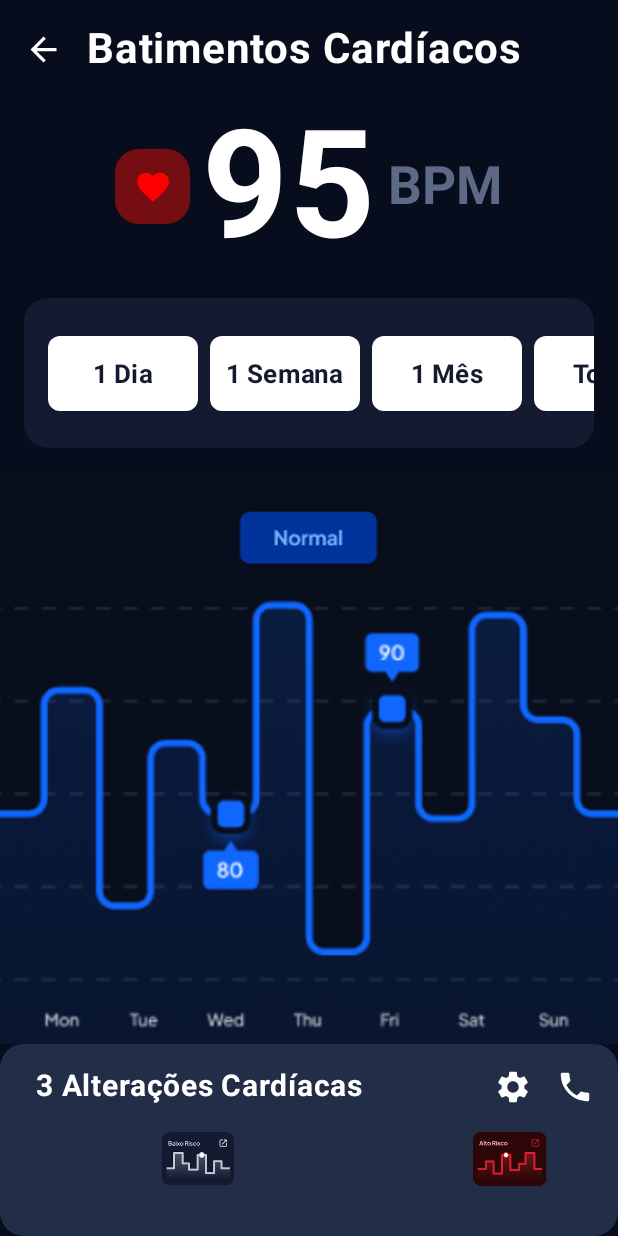
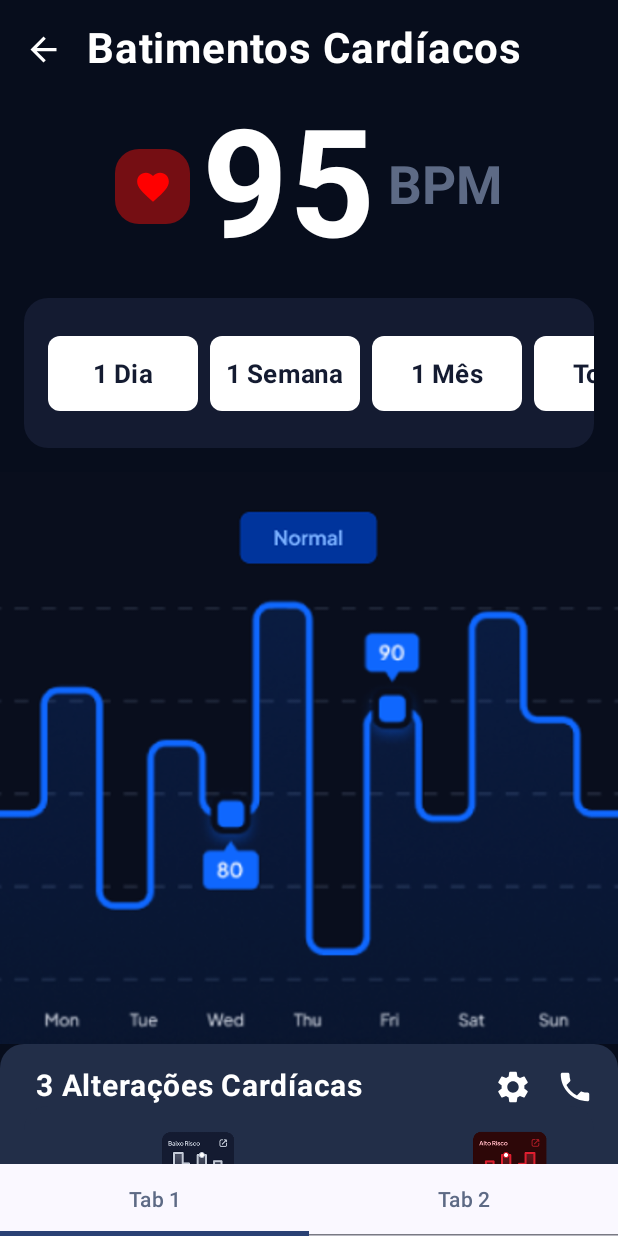
Before and after one commit to Ogabrielelias/Fiap-Fase05-Cap-01, an Android app built with Jetpack Compose: the HeartbeatScreen screen opened through its navigation route, on a phone screen of 412 x 824 dp. Run offline under Robolectric (Android 15) with nearby library versions, the phone set to English and light mode, and no system bars.

Commit message:
feat(tabs)

```diff
--- a/app/src/main/java/br/com/fiap/saudeplena/MainActivity.kt
+++ b/app/src/main/java/br/com/fiap/saudeplena/MainActivity.kt
@@ -4,15 +4,11 @@ import android.os.Bundle
 import androidx.activity.ComponentActivity
 import androidx.activity.compose.setContent
 import androidx.compose.foundation.layout.fillMaxSize
-import androidx.compose.material3.MaterialTheme
 import androidx.compose.material3.Surface
 import androidx.compose.ui.Modifier
 import androidx.compose.ui.graphics.Color
-import androidx.navigation.compose.NavHost
-import androidx.navigation.compose.composable
 import androidx.navigation.compose.rememberNavController
-import br.com.fiap.saudeplena.screens.HeartbeatScreen
-import br.com.fiap.saudeplena.screens.LoginScreen
+import br.com.fiap.saudeplena.screens.TabNavigationScreen
 import br.com.fiap.saudeplena.ui.theme.SaudePlenaTheme
 
 class MainActivity : ComponentActivity() {
@@ -25,13 +21,7 @@ class MainActivity : ComponentActivity() {
                     color = Color(0xFF070D1C)
                 ) {
                     val navController = rememberNavController()
-                    NavHost(
-                        navController = navController,
-                        startDestination = "heartbeat"
-                    ) {
-                        composable(route = "login") { LoginScreen(navController) }
-                        composable(route = "heartbeat") { HeartbeatScreen(navController) }
-                    }
+                    TabNavigationScreen(navController);
                 }
             }
         }
--- a/app/src/main/java/br/com/fiap/saudeplena/screens/HeartbeatScreen.kt
+++ b/app/src/main/java/br/com/fiap/saudeplena/screens/HeartbeatScreen.kt
@@ -1,5 +1,6 @@
 package br.com.fiap.saudeplena.screens
 
+import android.annotation.SuppressLint
 import androidx.compose.foundation.Image
 import androidx.compose.foundation.background
 import androidx.compose.foundation.horizontalScroll
@@ -49,6 +50,7 @@ fun HeartbeatScreen (navController: NavController) {
     HeartbeatBody()
 }
 
+@SuppressLint("SuspiciousIndentation")
 @OptIn(ExperimentalMaterial3Api::class)
 @Composable
 fun HeartbeatBody() {
@@ -147,7 +149,7 @@ fun HeartbeatBody() {
             }
             Row(
                 modifier = Modifier
-                .fillMaxSize(),
+                    .fillMaxWidth(),
                 verticalAlignment = Alignment.CenterVertically,
                 horizontalArrangement = Arrangement.Center,
             ){
@@ -229,6 +231,7 @@ fun HeartbeatBody() {
         }
     }
 
+
 @Composable
 fun FlexColumnLayout(content: @Composable ColumnScope.() -> Unit) {
     Column(
--- /dev/null
+++ b/app/src/main/java/br/com/fiap/saudeplena/screens/TabNavigation.kt
@@ -0,0 +1,82 @@
+package br.com.fiap.saudeplena.screens
+
+import android.annotation.SuppressLint
+import androidx.compose.foundation.background
+import androidx.compose.foundation.layout.Arrangement
+import androidx.compose.foundation.layout.Column
+import androidx.compose.foundation.layout.fillMaxSize
+import androidx.compose.foundation.layout.fillMaxWidth
+import androidx.compose.foundation.layout.padding
+import androidx.compose.material3.ExperimentalMaterial3Api
+import androidx.compose.material3.Scaffold
+import androidx.compose.material3.Tab
+import androidx.compose.material3.TabRow
+import androidx.compose.material3.Text
+import androidx.compose.runtime.Composable
+import androidx.compose.runtime.getValue
+import androidx.compose.runtime.mutableStateOf
+import androidx.compose.runtime.setValue
+import androidx.compose.ui.Modifier
+import androidx.compose.ui.graphics.Color
+import androidx.compose.ui.tooling.preview.Preview
+import androidx.compose.ui.unit.dp
+import androidx.navigation.NavHostController
+import androidx.navigation.compose.NavHost
+import androidx.navigation.compose.composable
+import br.com.fiap.saudeplena.ui.theme.Gray50
+
+@SuppressLint("UnusedMaterial3ScaffoldPaddingParameter")
+@OptIn(ExperimentalMaterial3Api::class)
+@Composable
+fun TabNavigationScreen(navController: NavHostController) {
+    Scaffold(
+        containerColor = Color.Transparent,
+        bottomBar = {
+            TabRow(
+                selectedTabIndex = currentTab,
+                contentColor = Gray50,
+                modifier = Modifier
+                    .fillMaxWidth()
+                    .background(Color.Gray)
+            ) {
+                Tab(
+                    selected = currentTab == 0,
+                    onClick = { navController.navigate("login"); currentTab = 0 },
+                    text = { Text(text = "Tab 1") }
+                )
+                Tab(
+                    selected = currentTab == 1,
+                    onClick = { navController.navigate("heartbeat"); currentTab = 1 },
+                    text = { Text(text = "Tab 2") }
+                )
+            }
+        }
+    ) {
+        NavHost(navController, startDestination = "login") {
+            composable("login") { LoginScreen(navController = navController) }
+            composable("heartbeat") { HeartbeatScreen(navController = navController) }
+        }
+    }
+}
+
+private var currentTab: Int by mutableStateOf(0)
+
+
+@Composable
+fun TabContent(content: String) {
+    Column(
+        modifier = Modifier
+            .fillMaxSize()
+            .padding(16.dp),
+        verticalArrangement = Arrangement.Center,
+        horizontalAlignment = androidx.compose.ui.Alignment.CenterHorizontally
+    ) {
+        Text(text = content)
+    }
+}
+
+@Preview
+@Composable
+fun PreviewTabContent() {
+    TabContent("Tab Content")
+}
```
Lines whose indentation alone changed are shown as unchanged.
